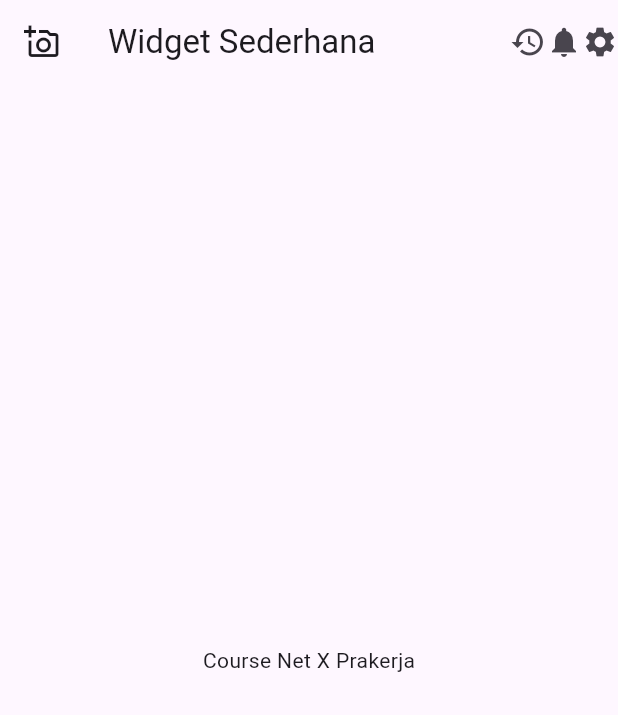
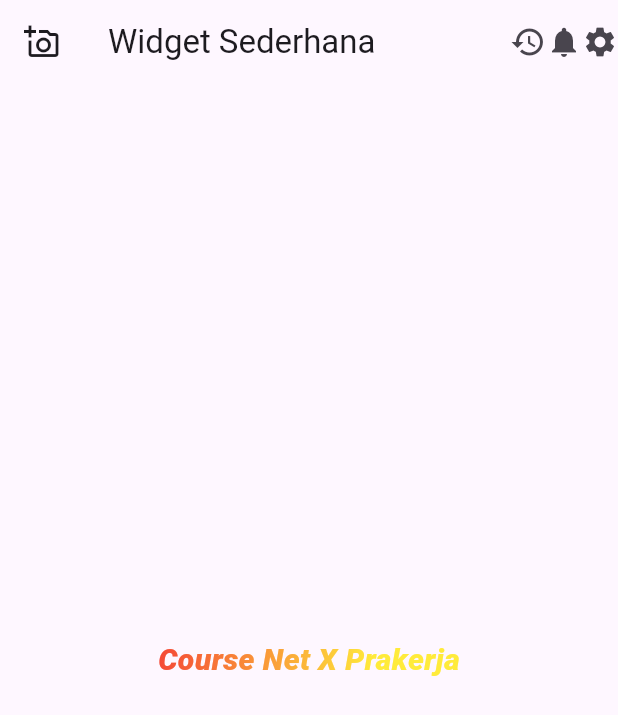
Before and after one commit to kawago2/coursenet_training, a Flutter app: the screen it shows after launch, on a phone screen of 412 x 824 dp. Shown: the top 715 px of the screen. Run offline on Flutter 3.47's test engine with Material 2 defaults, Android fonts, the phone set to English and light mode, and no system bars.

Commit message:
example textstyle

```diff
--- a/lib/main.dart
+++ b/lib/main.dart
@@ -1,4 +1,5 @@
 import 'package:flutter/material.dart';
+import 'dart:ui' as ui;
 
 void main() {
   runApp(const MyApp());
@@ -45,7 +46,23 @@
         ],
       ),
       body: Center(
-        child: Text("Course Net X Prakerja"),
+        child: Text(
+          "Course Net X Prakerja",
+          style: TextStyle(
+            fontSize: 20,
+            fontWeight: FontWeight.w800,
+            fontStyle: FontStyle.italic,
+            foreground: Paint()
+              ..shader = ui.Gradient.linear(
+                const Offset(100, 20),
+                const Offset(250, 20),
+                <Color>[
+                  Colors.red,
+                  Colors.yellow,
+                ],
+              ),
+          ),
+        ),
       ),
     );
   }
```
